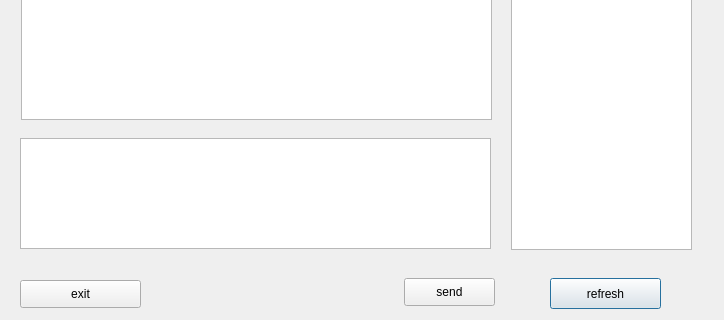
This is chat/clientdialog.ui in L-Jay1999/ChattingRoom as Qt 5 draws it before an edit; both pictures show x 0 to 724 and y 202 to 522 of the 724 by 522 pixel window. The edited form follows.
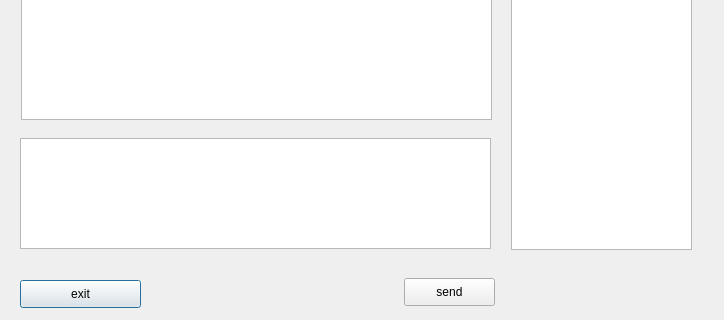
This is the edited form.

Diff of the .ui file:
```diff
--- a/chat/clientdialog.ui
+++ b/chat/clientdialog.ui
@@ -13,31 +13,6 @@
   <property name="windowTitle">
    <string>Dialog</string>
   </property>
-  <widget class="QPushButton" name="shuaxin">
-   <property name="geometry">
-    <rect>
-     <x>550</x>
-     <y>480</y>
-     <width>111</width>
-     <height>31</height>
-    </rect>
-   </property>
-   <property name="minimumSize">
-    <size>
-     <width>75</width>
-     <height>23</height>
-    </size>
-   </property>
-   <property name="text">
-    <string>refresh</string>
-   </property>
-   <property name="iconSize">
-    <size>
-     <width>50</width>
-     <height>20</height>
-    </size>
-   </property>
-  </widget>
   <widget class="QTextEdit" name="chengyuan">
    <property name="geometry">
     <rect>
```
Left out of the diff: 40 changed lines with no effect on the pictures.
